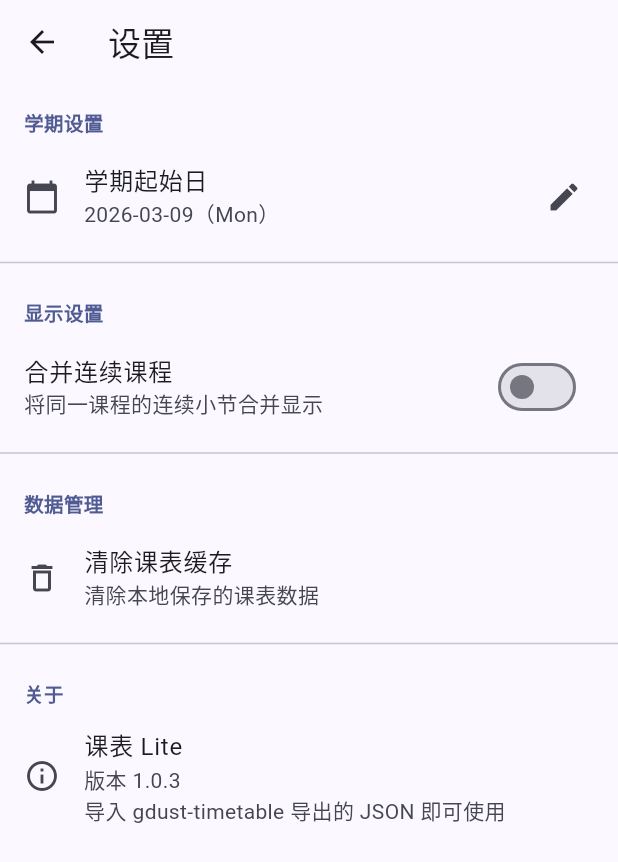
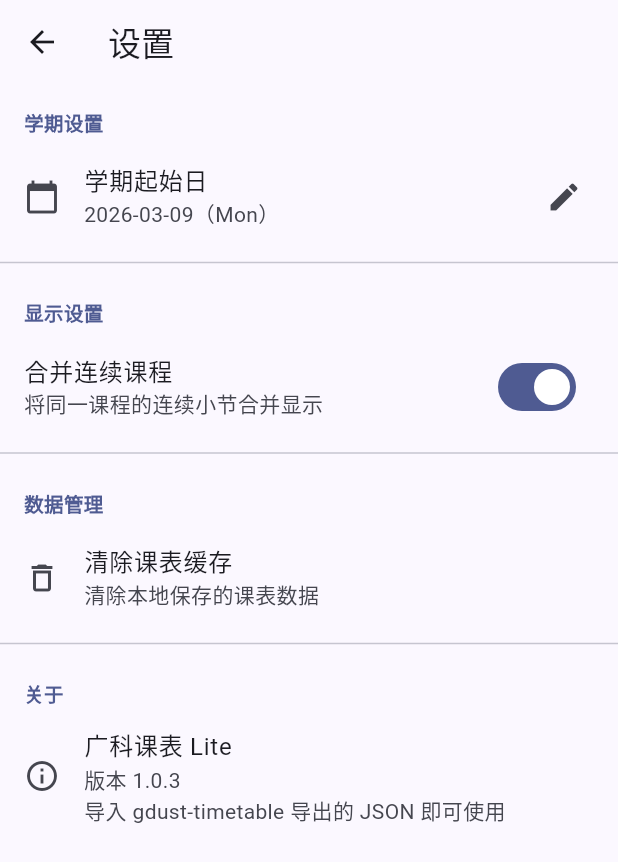
Before and after one commit to chenzhuoxi/GDUST_timetable_lite, a Flutter app: the SettingsScreen screen opened directly with empty values, after a tap on "合并连续课程", on a phone screen of 412 x 824 dp. Shown: the top 862 px of the screen. Run offline on Flutter 3.47's test engine with Material 3 defaults, Android fonts, the phone set to English and light mode, and no system bars; our stand-ins replace file_picker, shared_preferences; missing offline and left inert: home_widget; accounts and stored records are empty.

Commit message:
v1.0.5: 广科课表 Lite + 校徽图标 + 合并课程修复
- App 名称改为「广科课表 Lite」
- 新 App 图标（广科校徽）
- 修复合并连续课程按钮不刷新显示状态

```diff
--- a/lib/main.dart
+++ b/lib/main.dart
@@ -17,7 +17,7 @@ class GdustLiteApp extends StatelessWidget {
   @override
   Widget build(BuildContext context) {
     return MaterialApp(
-      title: '课表 Lite',
+      title: '广科课表 Lite',
       debugShowCheckedModeBanner: false,
       theme: ThemeData(
         colorSchemeSeed: const Color(0xFF6B7FD7),
--- a/lib/screens/settings_screen.dart
+++ b/lib/screens/settings_screen.dart
@@ -20,10 +20,12 @@ class SettingsScreen extends StatefulWidget {
 
 class _SettingsScreenState extends State<SettingsScreen> {
   DateTime? _week1Monday;
+  late bool _mergeCourses;
 
   @override
   void initState() {
     super.initState();
+    _mergeCourses = widget.mergeCourses;
     _loadWeek1();
   }
 
@@ -87,8 +89,11 @@ class _SettingsScreenState extends State<SettingsScreen> {
           SwitchListTile(
             title: const Text('合并连续课程'),
             subtitle: const Text('将同一课程的连续小节合并显示'),
-            value: widget.mergeCourses,
-            onChanged: widget.onMergeChanged,
+            value: _mergeCourses,
+            onChanged: (v) {
+              setState(() => _mergeCourses = v);
+              widget.onMergeChanged(v);
+            },
           ),
           const Divider(),
 
@@ -104,7 +109,7 @@ class _SettingsScreenState extends State<SettingsScreen> {
           const _SectionHeader('关于'),
           const ListTile(
             leading: Icon(Icons.info_outline),
-            title: Text('课表 Lite'),
+            title: Text('广科课表 Lite'),
             subtitle: Text('版本 1.0.3\n导入 gdust-timetable 导出的 JSON 即可使用'),
           ),
         ],
```
Also changed, not shown: pubspec.lock, 6 other files.
